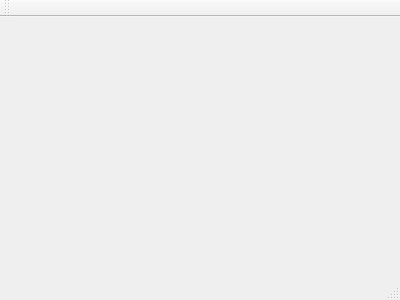
The window that IntelligenceClassroom/mainwindow.ui (daviddwlee84/IntelligentClassroom) describes before a commit, drawn with Qt 5.
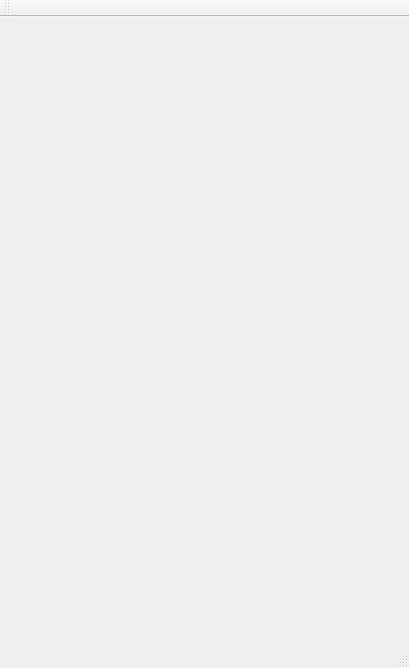
The same window after the commit.

What changed in the file:
```diff
--- a/IntelligenceClassroom/mainwindow.ui
+++ b/IntelligenceClassroom/mainwindow.ui
@@ -1,24 +1,51 @@
 <ui version="4.0">
  <class>MainWindow</class>
- <widget class="QMainWindow" name="MainWindow" >
-  <property name="geometry" >
+ <widget class="QMainWindow" name="MainWindow">
+  <property name="geometry">
    <rect>
     <x>0</x>
     <y>0</y>
-    <width>400</width>
-    <height>300</height>
+    <width>409</width>
+    <height>668</height>
    </rect>
   </property>
   <property name="windowTitle" >
    <string>MainWindow</string>
   </property>
-  <widget class="QMenuBar" name="menuBar" />
-  <widget class="QToolBar" name="mainToolBar" />
-  <widget class="QWidget" name="centralWidget" />
-  <widget class="QStatusBar" name="statusBar" />
+  <widget class="QWidget" name="centralWidget">
+   <widget class="QWidget" name="verticalLayoutWidget">
+    <property name="geometry">
+     <rect>
+      <x>10</x>
+      <y>9</y>
+      <width>391</width>
+      <height>591</height>
+     </rect>
+    </property>
+    <layout class="QVBoxLayout" name="verticalLayout"/>
+   </widget>
+  </widget>
+  <widget class="QMenuBar" name="menuBar">
+   <property name="geometry">
+    <rect>
+     <x>0</x>
+     <y>0</y>
+     <width>409</width>
+     <height>22</height>
+    </rect>
+   </property>
+  </widget>
+  <widget class="QToolBar" name="mainToolBar">
+   <attribute name="toolBarArea">
+    <enum>TopToolBarArea</enum>
+   </attribute>
+   <attribute name="toolBarBreak">
+    <bool>false</bool>
+   </attribute>
+  </widget>
+  <widget class="QStatusBar" name="statusBar"/>
  </widget>
- <layoutDefault spacing="6" margin="11" />
- <pixmapfunction></pixmapfunction>
+ <layoutdefault spacing="6" margin="11"/>
  <resources/>
  <connections/>
 </ui>
```
Left out of the diff: 3 changed lines with no effect on the pictures.
